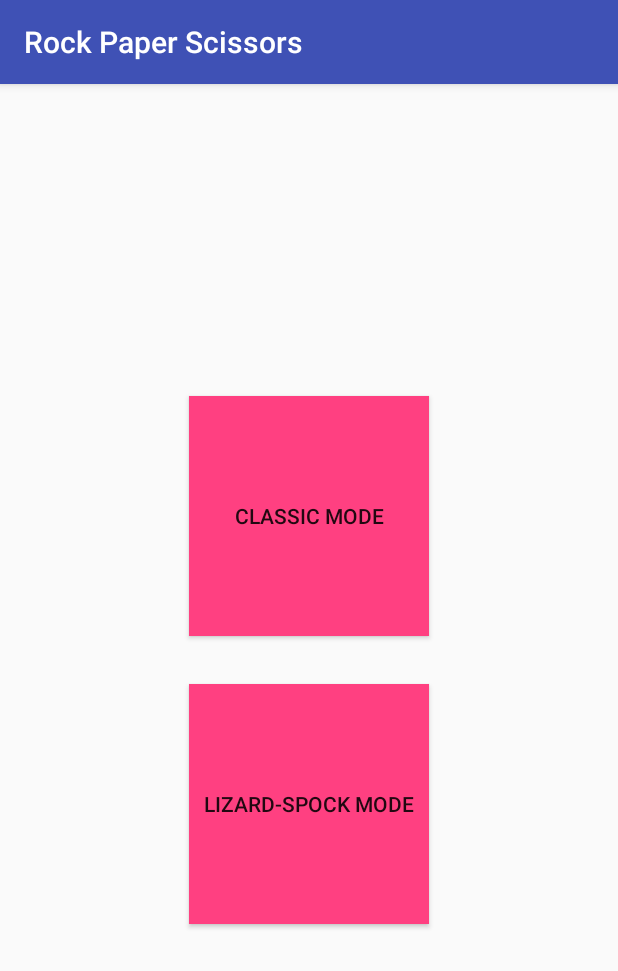
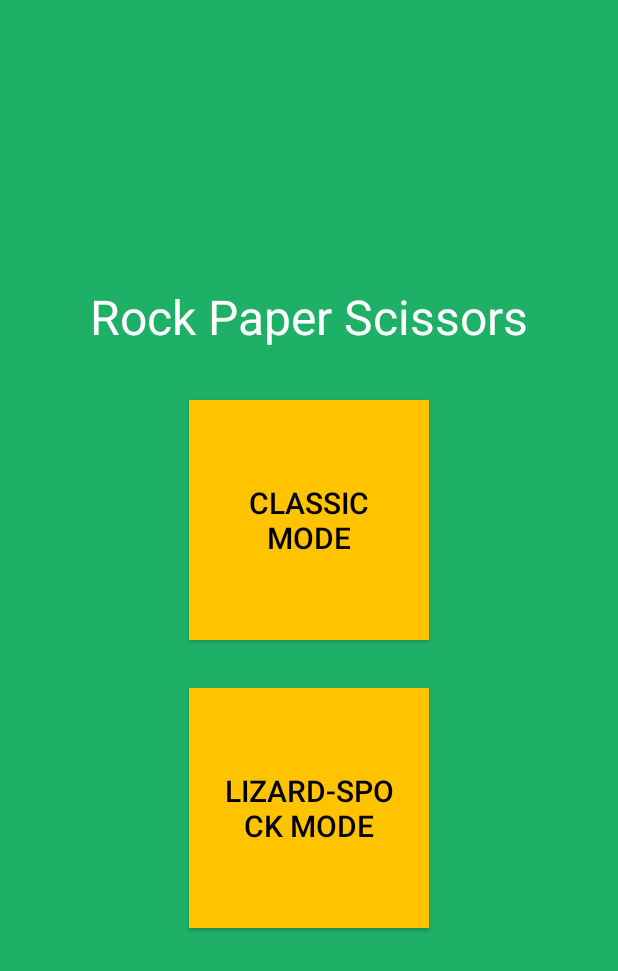
Before and after one commit to salvadornico/Rock-Paper-Scissors, an Android app: the screen it shows after launch (MainActivity), on a phone screen of 412 x 824 dp. Shown: the top 971 px of the screen. Run offline under Robolectric (Android 15) with nearby library versions, the phone set to English and light mode, and no system bars.

Commit message:
Color theme update
Adjusted colors and layout across the app

```diff
--- a/app/build.gradle
+++ b/app/build.gradle
@@ -25,7 +25,6 @@ dependencies {
         exclude group: 'com.android.support', module: 'support-annotations'
     })
     compile 'com.android.support:appcompat-v7:25.1.0'
-    compile 'com.android.support.constraint:constraint-layout:+'
     compile 'com.android.support:design:25.3.0'
     testCompile 'junit:junit:4.12'
 }
--- a/app/src/main/java/tk/salvador_nico/rockpaperscissors/MainActivity.java
+++ b/app/src/main/java/tk/salvador_nico/rockpaperscissors/MainActivity.java
@@ -8,7 +8,7 @@ import android.widget.Button;
 
 public class MainActivity extends AppCompatActivity {
 
-    public static final String LOG_TAG = MainActivity.class.getName();
+    // public static final String LOG_TAG = MainActivity.class.getName();
 
     @Override
     protected void onCreate(Bundle savedInstanceState) {
--- a/app/src/main/res/layout/activity_main.xml
+++ b/app/src/main/res/layout/activity_main.xml
@@ -17,13 +17,24 @@
         android:layout_centerInParent="true"
         android:orientation="vertical">
 
+        <TextView
+            android:layout_width="wrap_content"
+            android:layout_height="wrap_content"
+            android:text="@string/app_name"
+            android:textColor="@color/colorTextLight"
+            android:textSize="32sp"
+            android:layout_marginBottom="18dp"/>
+
         <Button
             android:id="@+id/classic_button"
             android:layout_width="160dp"
             android:layout_height="160dp"
             android:background="@color/colorAccent"
+            android:textSize="20sp"
             android:text="@string/title_activity_classic"
             android:layout_margin="16dp"
+            android:padding="20dp"
+            android:layout_gravity="center_horizontal"
             />
 
         <Button
@@ -31,8 +42,11 @@
             android:layout_width="160dp"
             android:layout_height="160dp"
             android:background="@color/colorAccent"
+            android:textSize="20sp"
             android:text="@string/title_activity_spock"
             android:layout_margin="16dp"
+            android:padding="20dp"
+            android:layout_gravity="center_horizontal"
             />
 
     </LinearLayout>
--- a/app/src/main/res/values/colors.xml
+++ b/app/src/main/res/values/colors.xml
@@ -1,6 +1,8 @@
 <?xml version="1.0" encoding="utf-8"?>
 <resources>
-    <color name="colorPrimary">#3F51B5</color>
-    <color name="colorPrimaryDark">#303F9F</color>
-    <color name="colorAccent">#FF4081</color>
+    <color name="colorPrimary">#1FB067</color>
+    <color name="colorPrimaryDark">#058343</color>
+    <color name="colorAccent">#FFC300</color>
+    <color name="colorTextLight">#FFFFFF</color>
+    <color name="colorTextDark">#000000</color>
 </resources>
--- a/app/src/main/res/values/styles.xml
+++ b/app/src/main/res/values/styles.xml
@@ -1,11 +1,14 @@
 <resources>
 
     <!-- Base application theme. -->
-    <style name="AppTheme" parent="Theme.AppCompat.Light.DarkActionBar">
+    <style name="AppTheme" parent="Theme.AppCompat.Light.NoActionBar">
         <!-- Customize your theme here. -->
         <item name="colorPrimary">@color/colorPrimary</item>
         <item name="colorPrimaryDark">@color/colorPrimaryDark</item>
         <item name="colorAccent">@color/colorAccent</item>
+        <item name="android:colorBackground">@color/colorPrimary</item>
+        <item name="android:textColorPrimary">@color/colorTextDark</item>
+        <item name="android:textColorSecondary">@color/colorTextDark</item>
     </style>
 
     <style name="AppTheme.NoActionBar">
```
Also changed, not shown: app/src/main/res/layout/game_classic.xml (+6 -2 lines), app/src/main/res/layout/game_spock.xml (+10 -2 lines).
